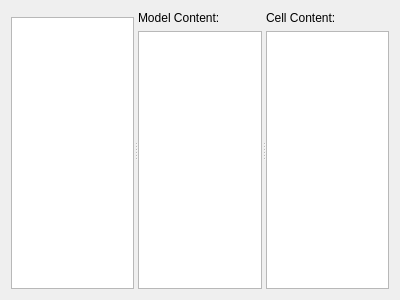
Before: the Qt Designer form core/tools/modelinspector/modelinspectorwidget.ui in KDAB/GammaRay, drawn with Qt 5.
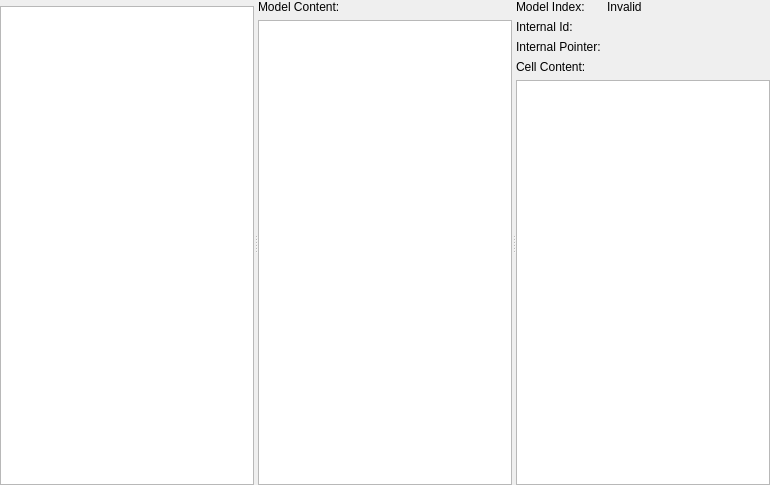
After: the same form once the commit is applied. Custom widgets are drawn as their Qt base class.

Commit message: Show the internal id of the currently selected QModelIndex.

```diff
--- a/core/tools/modelinspector/modelinspectorwidget.ui
+++ b/core/tools/modelinspector/modelinspectorwidget.ui
@@ -6,11 +6,14 @@
    <rect>
     <x>0</x>
     <y>0</y>
-    <width>400</width>
-    <height>300</height>
+    <width>770</width>
+    <height>485</height>
    </rect>
   </property>
-       <layout class="QVBoxLayout" name="verticalLayout_14">
+  <layout class="QVBoxLayout" name="verticalLayout_2">
+   <property name="margin">
+    <number>0</number>
+   </property>
         <item>
          <widget class="QSplitter" name="splitter_5">
           <property name="orientation">
@@ -47,8 +50,54 @@
             </item>
            </layout>
           </widget>
-          <widget class="QWidget" name="layoutWidget_5">
-           <layout class="QVBoxLayout" name="verticalLayout_13">
+     <widget class="QWidget" name="">
+      <layout class="QVBoxLayout" name="verticalLayout">
+       <item>
+        <layout class="QFormLayout" name="formLayout">
+         <item row="0" column="0">
+          <widget class="QLabel" name="label_8">
+           <property name="text">
+            <string>Model Index:</string>
+           </property>
+          </widget>
+         </item>
+         <item row="0" column="1">
+          <widget class="QLabel" name="indexLabel">
+           <property name="text">
+            <string>Invalid</string>
+           </property>
+          </widget>
+         </item>
+         <item row="1" column="0">
+          <widget class="QLabel" name="label_4">
+           <property name="text">
+            <string>Internal Id:</string>
+           </property>
+          </widget>
+         </item>
+         <item row="1" column="1">
+          <widget class="QLabel" name="internalIdLabel">
+           <property name="text">
+            <string/>
+           </property>
+          </widget>
+         </item>
+         <item row="2" column="0">
+          <widget class="QLabel" name="label_5">
+           <property name="text">
+            <string>Internal Pointer:</string>
+           </property>
+          </widget>
+         </item>
+         <item row="2" column="1">
+          <widget class="QLabel" name="internalPtrLabel">
+           <property name="text">
+            <string/>
+           </property>
+          </widget>
+         </item>
+        </layout>
+       </item>
             <item>
              <widget class="QLabel" name="label_2">
               <property name="text">
```
Left out of the diff: 6 changed lines with no effect on the pictures. Lines whose indentation alone changed are shown as unchanged. The commit also changes 1 other file.
